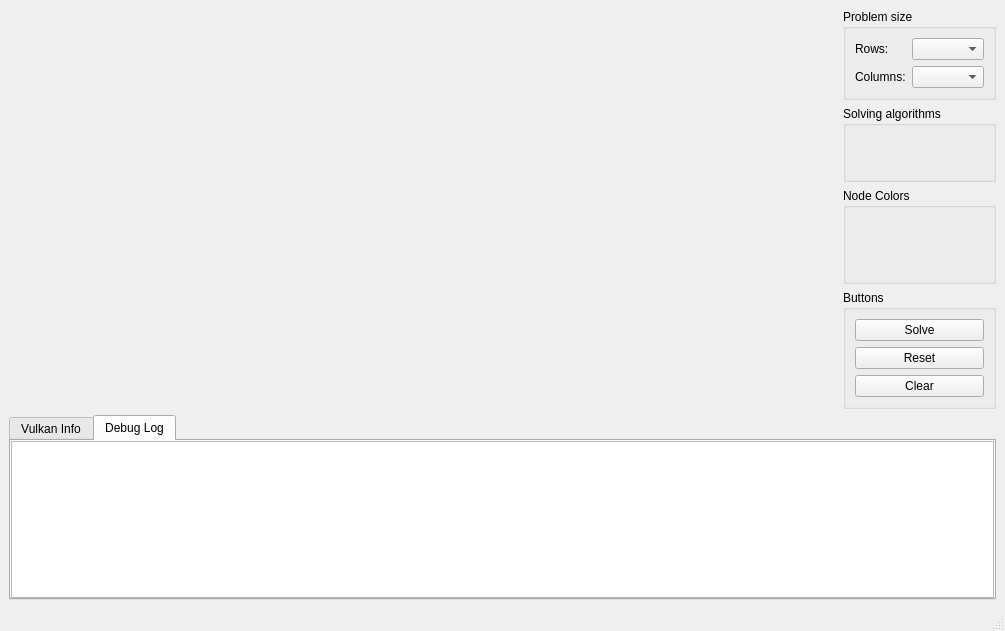
Old version of the form src/mainwindow.ui in the repository seonghyun2457/QtVulkanPathFinder.
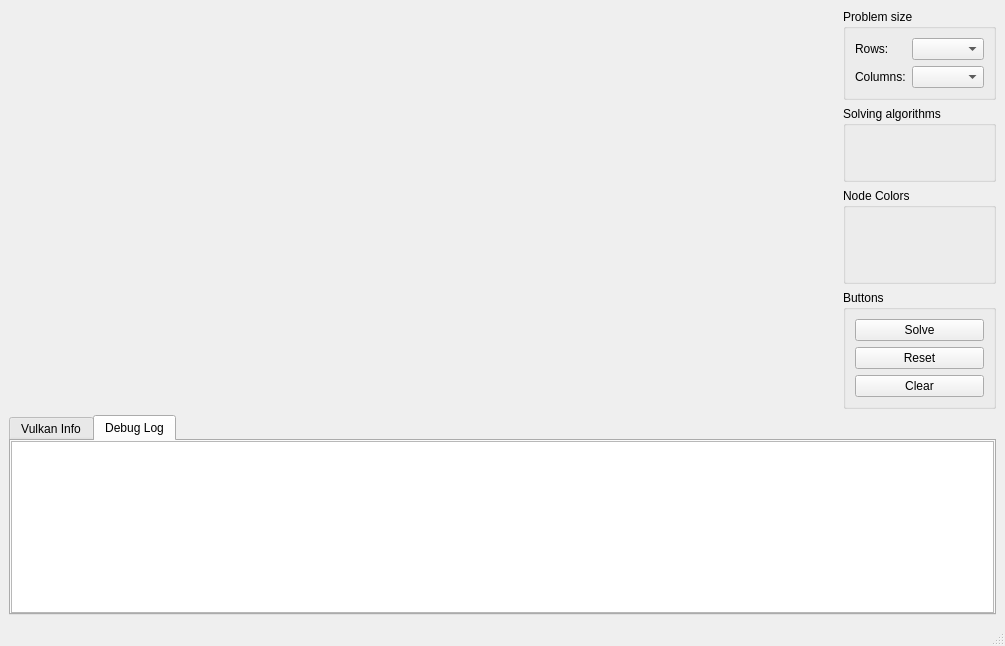
New version of the form. The open tabs and pages were chosen to show the change. Custom widgets are drawn as their Qt base class.

Commit message: resize tabInfo

```diff
--- a/src/mainwindow.ui
+++ b/src/mainwindow.ui
@@ -14,7 +14,7 @@
    <string>MainWindow</string>
   </property>
   <widget class="QWidget" name="centralwidget">
-   <layout class="QVBoxLayout" name="verticalLayout_2" stretch="5,5">
+   <layout class="QVBoxLayout" name="verticalLayout_2" stretch="4,2">
     <item>
      <layout class="QHBoxLayout" name="vulkanLayout" stretch="9,1">
       <property name="spacing">
@@ -130,6 +130,12 @@
     </item>
     <item>
      <widget class="QTabWidget" name="tabInfo">
+      <property name="minimumSize">
+       <size>
+        <width>0</width>
+        <height>200</height>
+       </size>
+      </property>
       <property name="currentIndex">
        <number>0</number>
       </property>
```
Left out of the diff: 2 changed lines with no effect on the pictures.
